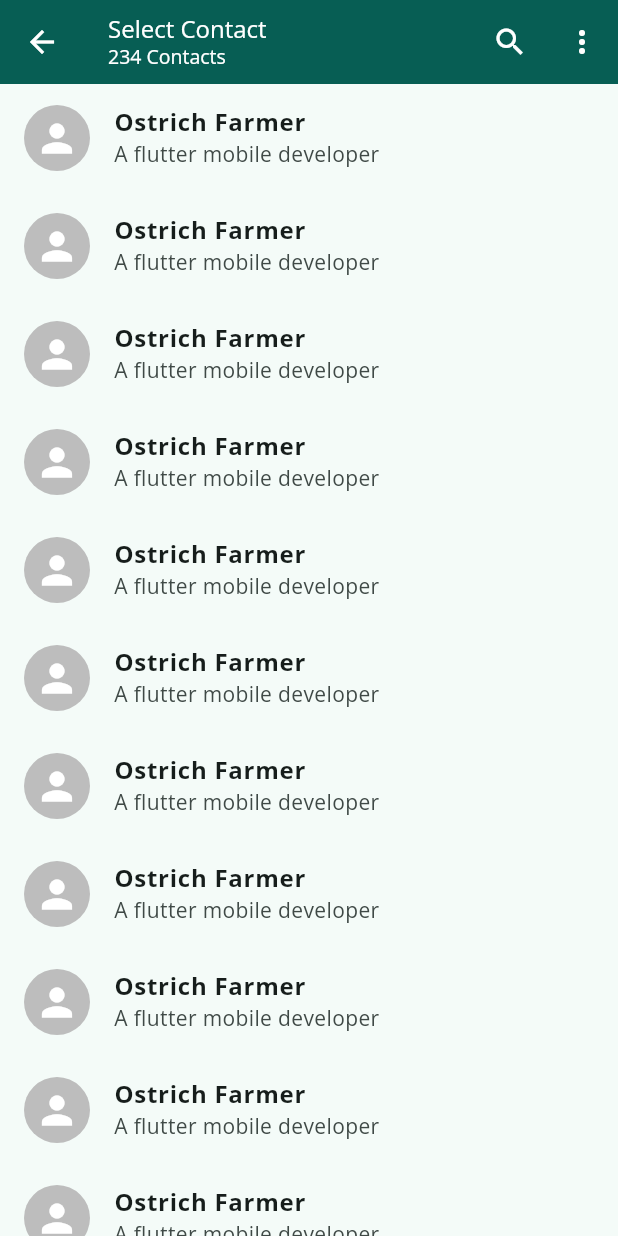
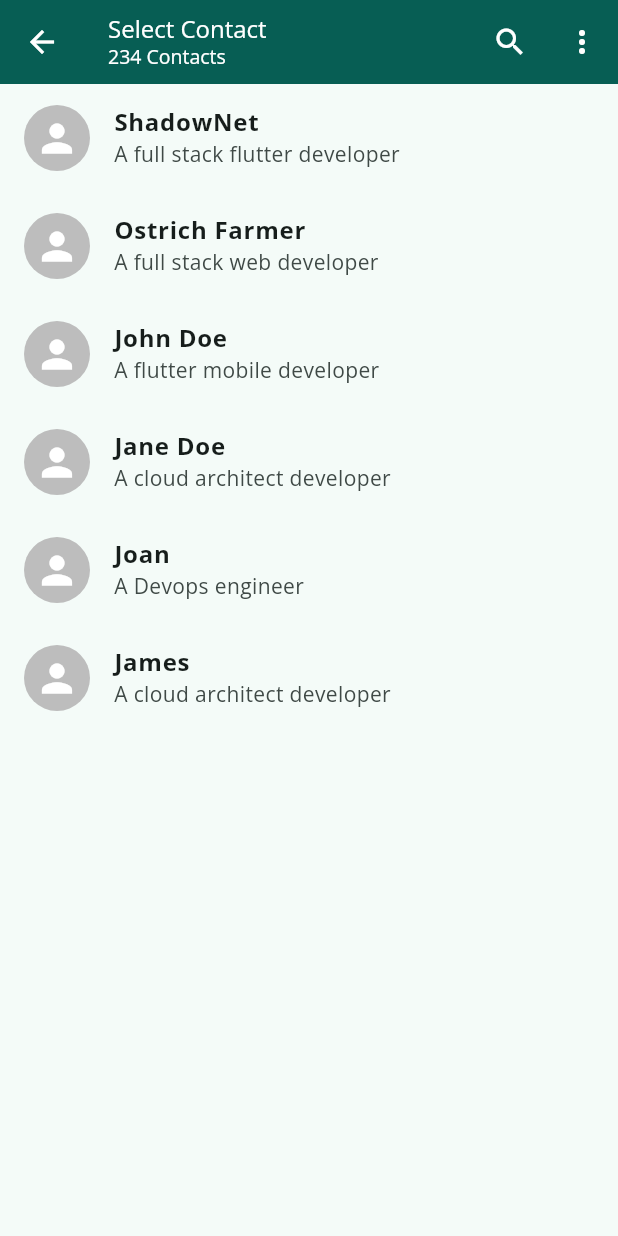
Before and after one commit to OstrichFarmer/whatsapp, a Flutter app: the SelectContactScreen screen opened directly, on a phone screen of 412 x 824 dp. Run offline on Flutter 3.47's test engine with Material 2 defaults, Android fonts, the phone set to English and light mode, and no system bars; our stand-ins replace emoji_picker_flutter.

Commit message:
finished the contact card

```diff
--- a/lib/custom_ui/contact_card.dart
+++ b/lib/custom_ui/contact_card.dart
@@ -1,20 +1,22 @@
 import 'package:flutter/material.dart';
+import 'package:whatsapp/models/chat_model.dart';
 
 class ContactCard extends StatelessWidget {
-  const ContactCard({super.key});
+  const ContactCard({super.key, required this.contacts});
+  final ChatModel contacts;
 
   @override
   Widget build(BuildContext context) {
     return InkWell(
       onTap: () {},
       child: ListTile(
-        title: const Text(
-          "Ostrich Farmer",
-          style: TextStyle(
+        title: Text(
+          contacts.name!,
+          style: const TextStyle(
             fontWeight: FontWeight.w600,
           ),
         ),
-        subtitle: const Text("A flutter mobile developer"),
+        subtitle: Text(contacts.status!),
         leading: CircleAvatar(
           radius: 22,
           backgroundColor: Colors.grey.shade400,
--- a/lib/screens/select_contact_screen.dart
+++ b/lib/screens/select_contact_screen.dart
@@ -27,6 +27,14 @@ class _SelectContactScreenState extends State<SelectContactScreen> {
       ),
       ChatModel(
         name: "Jane Doe",
+        status: "A cloud architect developer",
+      ),
+      ChatModel(
+        name: "Joan",
+        status: "A Devops engineer",
+      ),
+      ChatModel(
+        name: "James",
         status: "A cloud architect developer",
       ),
     ];
@@ -81,9 +89,11 @@ class _SelectContactScreenState extends State<SelectContactScreen> {
         ],
       ),
       body: ListView.builder(
-          itemCount: 15,
+          itemCount: contacts.length,
           itemBuilder: (context, index) {
-            return const ContactCard();
+            return ContactCard(
+              contacts: contacts[index],
+            );
           }),
     );
   }
```
